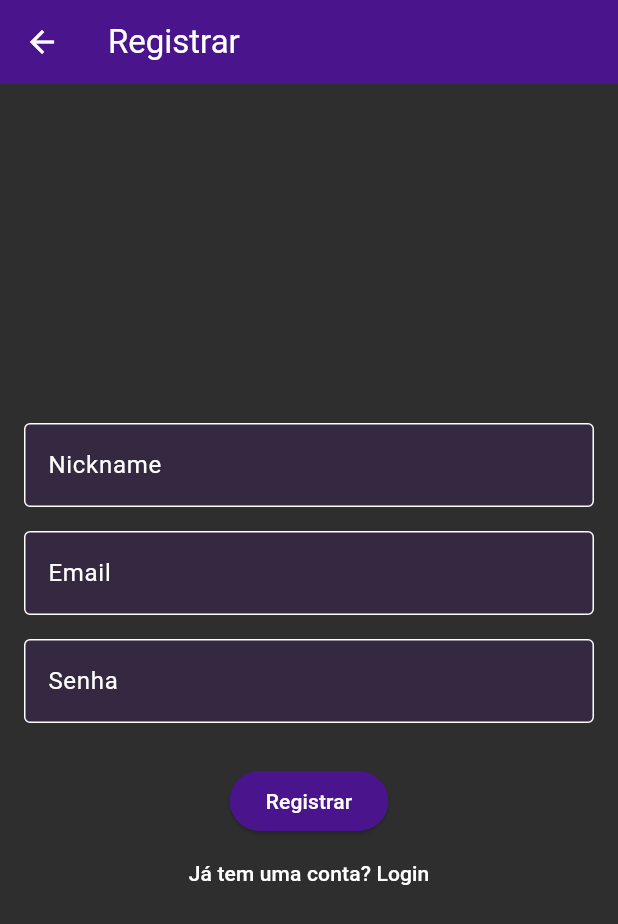
After one commit to ValdsonTenorio/Autonomia-de-Combust-vel, a Flutter app: the RegisterScreen screen opened directly, on a phone screen of 412 x 824 dp. The commit adds this screen. Shown: the top 924 px of the screen. Run offline on Flutter 3.47's test engine with Material 3 defaults, Android fonts, the phone set to English and light mode, and no system bars; our stand-ins replace cloud_firestore, firebase_auth, rxdart; accounts and stored records are empty.

Commit message:
Criação view registro

```diff
--- a/controlegasolina/lib/view/perfil_view.dart
+++ b/controlegasolina/lib/view/perfil_view.dart
@@ -1,4 +1,3 @@
-// lib/views/perfil_screen.dart
 import 'package:controlegasolina/controller/perfil_controller.dart';
 import 'package:firebase_auth/firebase_auth.dart';
 import 'package:flutter/material.dart';
--- /dev/null
+++ b/controlegasolina/lib/view/registro_view.dart
@@ -0,0 +1,97 @@
+import 'package:controlegasolina/controller/auth_controller.dart';
+import 'package:flutter/material.dart';
+
+class RegisterScreen extends StatefulWidget {
+  @override
+  _RegisterScreenState createState() => _RegisterScreenState();
+}
+
+class _RegisterScreenState extends State<RegisterScreen> {
+  final _emailController = TextEditingController();
+  final _passwordController = TextEditingController();
+  final _nicknameController = TextEditingController();
+  String _errorMessage = '';
+  final AuthController _authController = AuthController();
+
+  Future<void> _register() async {
+    try {
+      await _authController.register(
+        _emailController.text,
+        _passwordController.text,
+        _nicknameController.text,
+      );
+      Navigator.pushReplacementNamed(context, '/home');
+    } catch (e) {
+      setState(() {
+        _errorMessage = 'Erro ao registrar: ${e.toString()}';
+      });
+    }
+  }
+
+  @override
+  Widget build(BuildContext context) {
+    return Scaffold(
+      appBar: AppBar(
+        title: Text('Registrar'),
+        backgroundColor: Color(0xFF4A148C),
+        foregroundColor: Colors.white,
+      ),
+      body: Container(
+        color: Color(0xFF2E2E2E),
+        child: Padding(
+          padding: const EdgeInsets.all(16.0),
+          child: Column(
+            mainAxisAlignment: MainAxisAlignment.center,
+            children: [
+              _buildTextField(_nicknameController, 'Nickname'),
+              _buildTextField(_emailController, 'Email'),
+              _buildTextField(_passwordController, 'Senha', obscureText: true),
+              if (_errorMessage.isNotEmpty)
+                Padding(
+                  padding: const EdgeInsets.only(bottom: 8.0),
+                  child: Text(
+                    _errorMessage,
+                    style: TextStyle(color: Colors.red),
+                  ),
+                ),
+              SizedBox(height: 20),
+              ElevatedButton(
+                onPressed: _register,
+                style: ElevatedButton.styleFrom(backgroundColor: Color(0xFF4A148C)),
+                child: Text('Registrar', style: TextStyle(color: Colors.white)),
+              ),
+              TextButton(
+                onPressed: () => Navigator.pushNamed(context, '/'),
+                child: Text('Já tem uma conta? Login', style: TextStyle(color: Colors.white)),
+              ),
+            ],
+          ),
+        ),
+      ),
+    );
+  }
+
+  Widget _buildTextField(TextEditingController controller, String label, {bool obscureText = false}) {
+    return Padding(
+      padding: const EdgeInsets.symmetric(vertical: 8.0),
+      child: TextField(
+        controller: controller,
+        decoration: InputDecoration(
+          labelText: label,
+          labelStyle: TextStyle(color: Colors.white),
+          filled: true,
+          fillColor: Color(0xFF4A148C).withOpacity(0.2),
+          border: OutlineInputBorder(),
+          enabledBorder: OutlineInputBorder(
+            borderSide: BorderSide(color: Colors.white),
+          ),
+          focusedBorder: OutlineInputBorder(
+            borderSide: BorderSide(color: Color(0xFF4A148C)),
+          ),
+        ),
+        style: TextStyle(color: Colors.white),
+        obscureText: obscureText,
+      ),
+    );
+  }
+}
```
